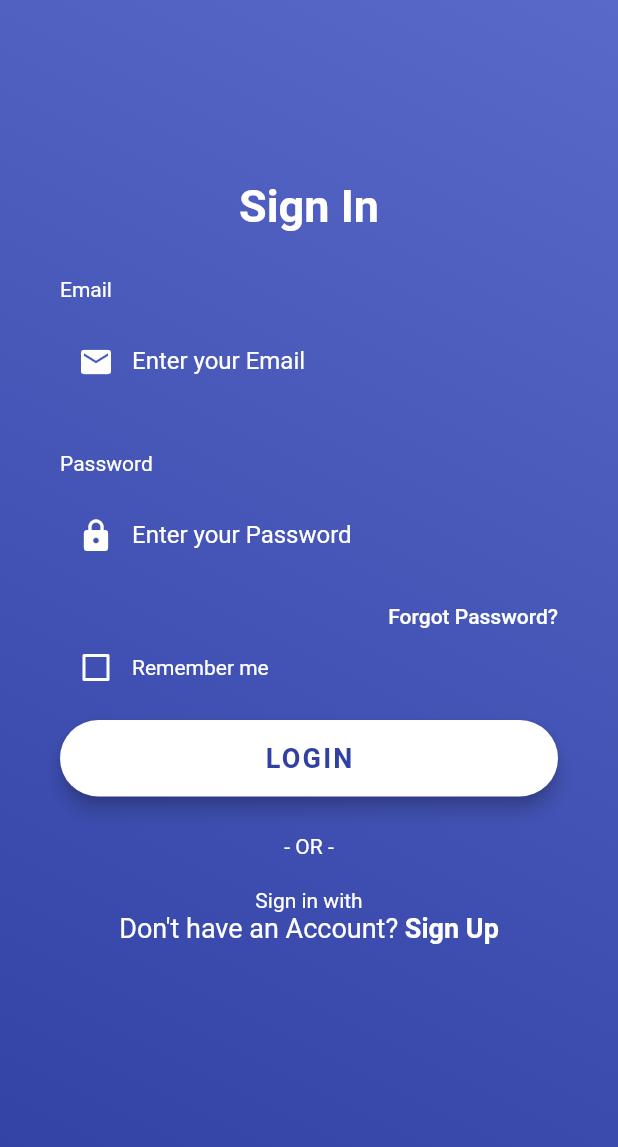
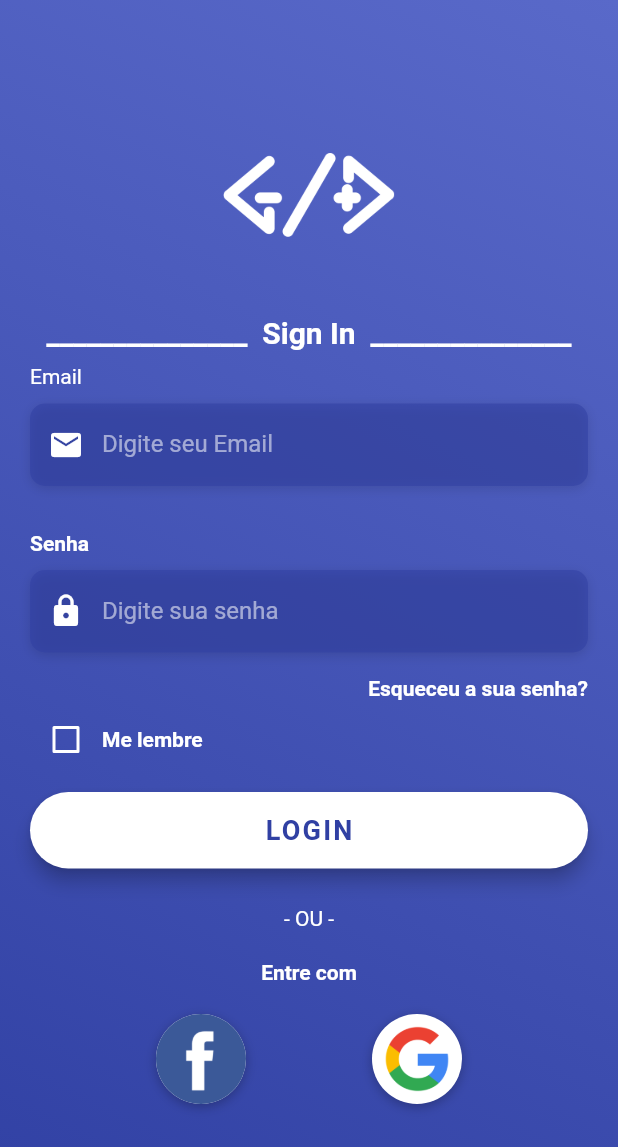
Before and after one commit to joaolucasportella/rac, a Flutter app: the screen it shows after launch, on a phone screen of 412 x 824 dp. Shown: the top 1147 px of the screen. Run offline on Flutter 3.47's test engine with Material 2 defaults, Android fonts, the phone set to English and light mode, and no system bars; Roboto replaces fonts that are missing (OpenSans).

Commit message:
tela de login finalizada

```diff
--- a/lib/screens/login/login_screen.dart
+++ b/lib/screens/login/login_screen.dart
@@ -1,5 +1,6 @@
 import 'package:flutter/material.dart';
 import 'package:flutter/services.dart';
+import 'package:rac/screens/utilities/constants.dart';
 
 class LoginScreen extends StatefulWidget {
   @override
@@ -8,6 +9,7 @@ class LoginScreen extends StatefulWidget {
 
 class _LoginScreenState extends State<LoginScreen> {
   bool _rememberMe = false;
+
 
   Widget _buildEmailTF() {
     return Column(
@@ -22,7 +24,8 @@ class _LoginScreenState extends State<LoginScreen> {
         SizedBox(height: 10.0),
         Container(
           alignment: Alignment.centerLeft,
-          height: 60.0,
+          decoration: kBoxDecorationStyle,
+          height: 55.0,
           child: TextField(
             keyboardType: TextInputType.emailAddress,
             style: TextStyle(
@@ -36,10 +39,8 @@ class _LoginScreenState extends State<LoginScreen> {
                 Icons.email,
                 color: Colors.white,
               ),
-              hintText: 'Enter your Email',
-              hintStyle: TextStyle(
-                color: Color(0xFFFFFFFF)
-              )
+              hintText: 'Digite seu Email',
+              hintStyle: kHintTextStyle,
             ),
           ),
         ),
@@ -52,15 +53,14 @@ class _LoginScreenState extends State<LoginScreen> {
       crossAxisAlignment: CrossAxisAlignment.start,
       children: <Widget>[
         Text(
-          'Password',
-          style: TextStyle(
-            color: Color(0xFFFFFFFF)
-          ),
+          'Senha',
+          style: kLabelStyle,
         ),
         SizedBox(height: 10.0),
         Container(
           alignment: Alignment.centerLeft,
-          height: 60.0,
+          decoration: kBoxDecorationStyle,
+          height: 55.0,
           child: TextField(
             obscureText: true,
             style: TextStyle(
@@ -74,10 +74,8 @@ class _LoginScreenState extends State<LoginScreen> {
                 Icons.lock,
                 color: Colors.white,
               ),
-              hintText: 'Enter your Password',
-              hintStyle: TextStyle(
-                color: Color(0xFFFFFFFF)
-              )
+              hintText: 'Digite sua senha',
+              hintStyle: kHintTextStyle,
             ),
           ),
         ),
@@ -92,10 +90,8 @@ class _LoginScreenState extends State<LoginScreen> {
         onPressed: () => print('Forgot Password Button Pressed'),
         padding: EdgeInsets.only(right: 0.0),
         child: Text(
-          'Forgot Password?',
-          style: TextStyle(
-            color: Color(0xFFFFFFFF)
-          ),
+          'Esqueceu a sua senha?',
+          style: kLabelStyle,
         ),
       ),
     );
@@ -109,21 +105,21 @@ class _LoginScreenState extends State<LoginScreen> {
           Theme(
             data: ThemeData(unselectedWidgetColor: Colors.white),
             child: Checkbox(
-              value: _rememberMe,
               checkColor: Colors.green,
               activeColor: Colors.white,
-              onChanged: (value) {
-                setState(() {
-                  _rememberMe = _rememberMe;
-                });
+              value: _rememberMe,
+              onChanged: (bool? value) {
+                if(value != null){
+                  setState(() {
+                    _rememberMe = value;
+                  });
+                }
               },
             ),
           ),
           Text(
-            'Remember me',
-            style: TextStyle(
-            color: Color(0xFFFFFFFF)
-          ),
+            'Me lembre',
+            style: kLabelStyle,
           ),
         ],
       ),
@@ -160,7 +156,7 @@ class _LoginScreenState extends State<LoginScreen> {
     return Column(
       children: <Widget>[
         Text(
-          '- OR -',
+          '- OU -',
           style: TextStyle(
             color: Colors.white,
             fontWeight: FontWeight.w400,
@@ -168,91 +164,89 @@ class _LoginScreenState extends State<LoginScreen> {
         ),
         SizedBox(height: 20.0),
         Text(
-          'Sign in with',
-          style: TextStyle(
-            color: Color(0xFFFFFFFF)
-          ),
+          'Entre com',
+          style: kLabelStyle,
         ),
       ],
     );
   }
 
-  //Widget _buildSocialBtn(Function onTap, AssetImage logo) {
-  //  return GestureDetector(
-  //    child: Container(
-  //      height: 60.0,
-  //      width: 60.0,
-  //      decoration: BoxDecoration(
-  //        shape: BoxShape.circle,
-  //        color: Colors.white,
-  //        boxShadow: [
-  //          BoxShadow(
-  //            color: Colors.black26,
-  //            offset: Offset(0, 2),
-  //            blurRadius: 6.0,
-  //          ),
-  //        ],
-  //        image: DecorationImage(
-  //          image: logo,
-  //        )
-  //      ),
-  //    ),
-  //  );
-  //}
-//
-  //Widget _buildSocialBtnRow() {
-  //  return Padding(
-  //    padding: EdgeInsets.symmetric(vertical: 30.0),
-  //    child: Row(
-  //      mainAxisAlignment: MainAxisAlignment.spaceEvenly,
-  //      children: <Widget>[
-  //        _buildSocialBtn(
-  //          () => print('Login with Facebook'),
-  //          AssetImage(
-  //            'assets/logos/facebook.png',
-  //          ),
-  //        ),
-  //        _buildSocialBtn(
-  //          () => print('Login with Google'),
-  //          AssetImage(
-  //            'assets/logos/google.png',
-  //          ),
-  //        ),
-  //      ],
-  //    ),
-  //  );
-  //}
-
-  Widget _buildSignupBtn() {
+  Widget _buildSocialBtn(Function onTap, AssetImage logo) {
     return GestureDetector(
-      onTap: () => print('Sign Up Button Pressed'),
-      child: RichText(
-        text: TextSpan(
-          children: [
-            TextSpan(
-              text: 'Don\'t have an Account? ',
-              style: TextStyle(
-                color: Colors.white,
-                fontSize: 18.0,
-                fontWeight: FontWeight.w400,
-              ),
-            ),
-            TextSpan(
-              text: 'Sign Up',
-              style: TextStyle(
-                color: Colors.white,
-                fontSize: 18.0,
-                fontWeight: FontWeight.bold,
-              ),
+      child: Container(
+        height: 60.0,
+        width: 60.0,
+        decoration: BoxDecoration(
+          shape: BoxShape.circle,
+          color: Colors.white,
+          boxShadow: [
+            BoxShadow(
+              color: Colors.black26,
+              offset: Offset(0, 2),
+              blurRadius: 6.0,
             ),
           ],
+          image: DecorationImage(
+            image: logo,
+          ),
         ),
       ),
     );
   }
 
+  Widget _buildSocialBtnRow() {
+    return Padding(
+      padding: EdgeInsets.symmetric(vertical: 20.0),
+      child: Row(
+        mainAxisAlignment: MainAxisAlignment.spaceEvenly,
+        children: <Widget>[
+          _buildSocialBtn(
+            () => print('Login with Facebook'),
+            AssetImage(
+              'assets/logos/facebook.png',
+            ),
+          ),
+          _buildSocialBtn(
+            () => print('Login with Google'),
+            AssetImage(
+              'assets/logos/google.png',
+            ),
+          ),
+        ],
+      ),
+    );
+  }
+
+  //Widget _buildSignupBtn() {
+  //  return GestureDetector(
+  //    onTap: () => print('Sign Up Button Pressed'),
+  //    child: RichText(
+  //      text: TextSpan(
+  //        children: [
+  //          TextSpan(
+  //            text: 'Don\'t have an Account? ',
+  //            style: TextStyle(
+  //              color: Colors.white,
+  //              fontSize: 18.0,
+  //              fontWeight: FontWeight.w400,
+  //            ),
+  //          ),
+  //          TextSpan(
+  //            text: 'Sign Up',
+  //            style: TextStyle(
+  //              color: Colors.white,
+  //              fontSize: 18.0,
+  //              fontWeight: FontWeight.bold,
+  //            ),
+  //          ),
+  //        ],
+  //      ),
+  //    ),
+  //  );
+  //}
+
   @override
-  Widget build(BuildContext context) {
+  Widget build(BuildContext context,) {
     return Scaffold(
       body: AnnotatedRegion<SystemUiOverlayStyle>(
         value: SystemUiOverlayStyle.light,
@@ -265,36 +259,46 @@ class _LoginScreenState extends State<LoginScreen> {
                 width: double.infinity,
                 decoration: BoxDecoration(
                   gradient: LinearGradient(
-                    begin: Alignment.bottomLeft,
-                    end: Alignment.topRight,
+                    begin: Alignment.topRight,
+                    end: Alignment.bottomLeft,
                     colors: [
+                      Color(0xFF5969c9),
                       Color(0xFF3040a3),
-                      Color(0xFF5969c9)
-                    ],
+                    ]
                   ),
                 ),
               ),
               Container(
                 height: double.infinity,
                 child: SingleChildScrollView(
-                  physics: AlwaysScrollableScrollPhysics(),
-                  padding: EdgeInsets.symmetric(
-                    horizontal: 40.0,
-                    vertical: 120.0,
+                  //physics: AlwaysScrollableScrollPhysics(),
+                  padding: EdgeInsets.fromLTRB(
+                    20,
+                    70,
+                    20,
+                    10,
                   ),
                   child: Column(
                     mainAxisAlignment: MainAxisAlignment.center,
                     children: <Widget>[
+                      Image(
+                        image: AssetImage(
+                          'assets/logos/logo.png',
+                        ),
+                        width: 120,
+                        height: 120,
+                      ),
+                      Padding (padding: EdgeInsets.symmetric(vertical: 10.0)),
                       Text(
-                        'Sign In',
+                        '_______________  Sign In  _______________',
                         style: TextStyle(
-                          color: Colors.white,
+                          color: Color(0xFFFFFFFFF),
                           fontFamily: 'OpenSans',
-                          fontSize: 30.0,
+                          fontSize: 20.0,
                           fontWeight: FontWeight.bold,
                         ),
                       ),
-                      SizedBox(height: 30.0),
+                      SizedBox(height: 10.0),
                       _buildEmailTF(),
                       SizedBox(
                         height: 30.0,
@@ -304,8 +308,8 @@ class _LoginScreenState extends State<LoginScreen> {
                       _buildRememberMeCheckbox(),
                       _buildLoginBtn(),
                       _buildSignInWithText(),
-                      //_buildSocialBtnRow(),
-                      _buildSignupBtn(),
+                      _buildSocialBtnRow(),
+                      //_buildSignupBtn(),
                     ],
                   ),
                 ),
--- /dev/null
+++ b/lib/screens/utilities/constants.dart
@@ -0,0 +1,24 @@
+import 'package:flutter/material.dart';
+
+final kHintTextStyle = TextStyle(
+  color: Colors.white54,
+  fontFamily: 'OpenSans',
+);
+
+final kLabelStyle = TextStyle(
+  color: Colors.white,
+  fontWeight: FontWeight.bold,
+  fontFamily: 'OpenSans',
+);
+
+final kBoxDecorationStyle = BoxDecoration(
+  color: Color.fromARGB(139, 48, 63, 163),
+  borderRadius: BorderRadius.circular(10.0),
+  boxShadow: [
+    BoxShadow(
+      color: Colors.black12,
+      blurRadius: 6.0,
+      offset: Offset(0, 2),
+    ),
+  ],
+);
```
Also changed, not shown: pubspec.yaml (+6 -2 lines), assets/logos/facebook.png, assets/logos/google.png, assets/logos/logo 2.png (added), assets/logos/logo 3.png (added), assets/logos/logo.png (added), pubspec.lock, 5 other files.
